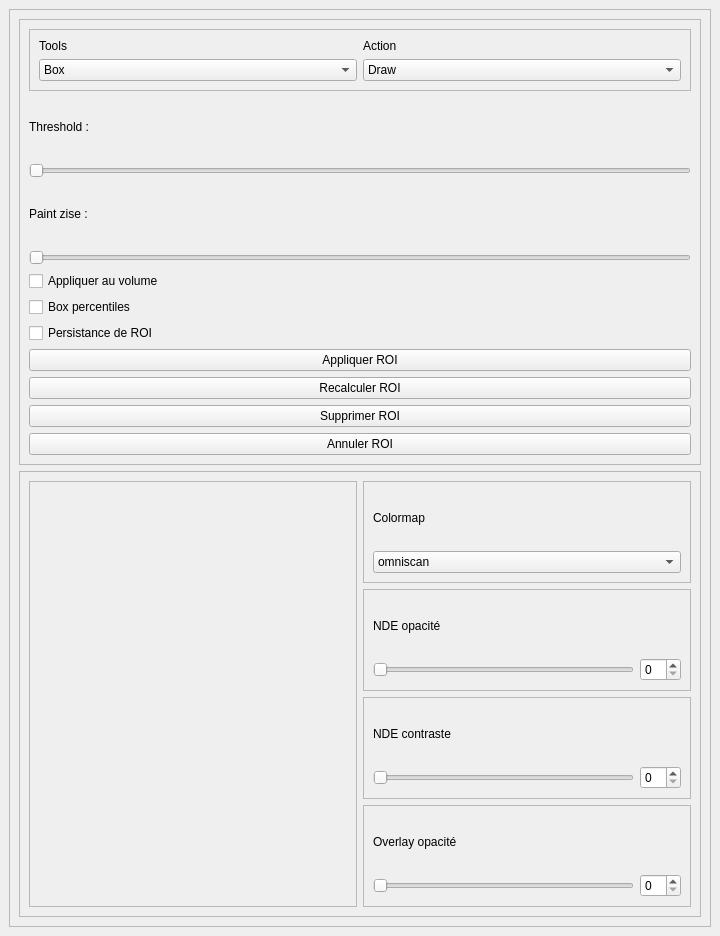
This is toolspanel.ui in ostidepeignecul/segmentation-tool as Qt 5 draws it before an edit. The edited form follows.
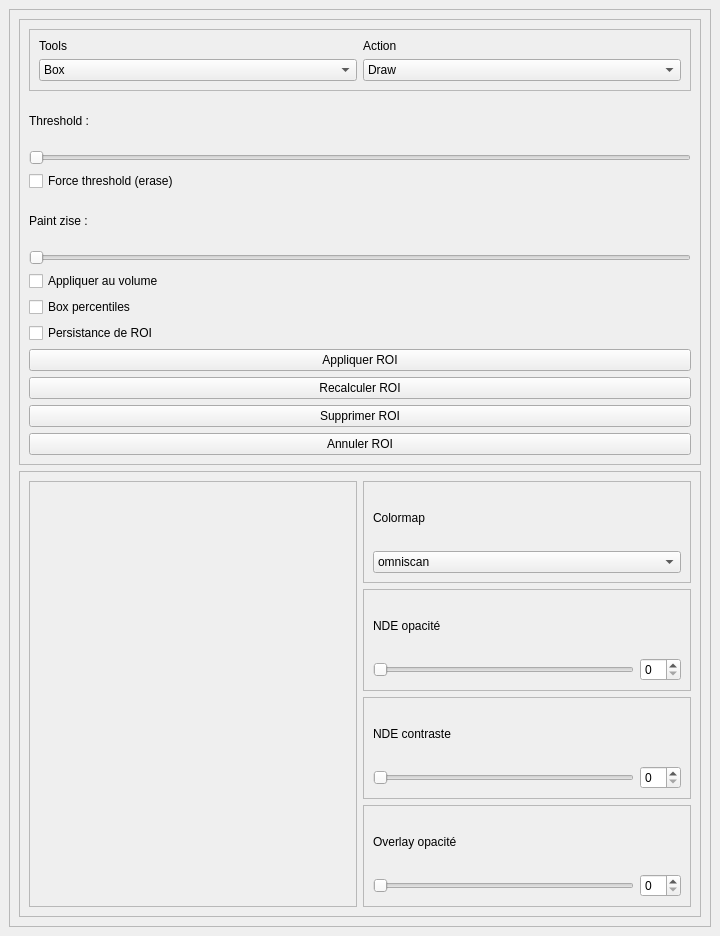
This is the edited form. Custom widgets are drawn as their Qt base class.

Commit message: Threshold erase optionnel

Diff of the .ui file:
```diff
--- a/toolspanel.ui
+++ b/toolspanel.ui
@@ -141,6 +141,13 @@
              </property>
             </widget>
            </item>
+           <item>
+            <widget class="QCheckBox" name="checkBox_4">
+             <property name="text">
+              <string>Force threshold (erase)</string>
+             </property>
+            </widget>
+           </item>
            <item>
             <widget class="QLabel" name="label_6">
              <property name="text">
```
The commit also changes 6 other files.
